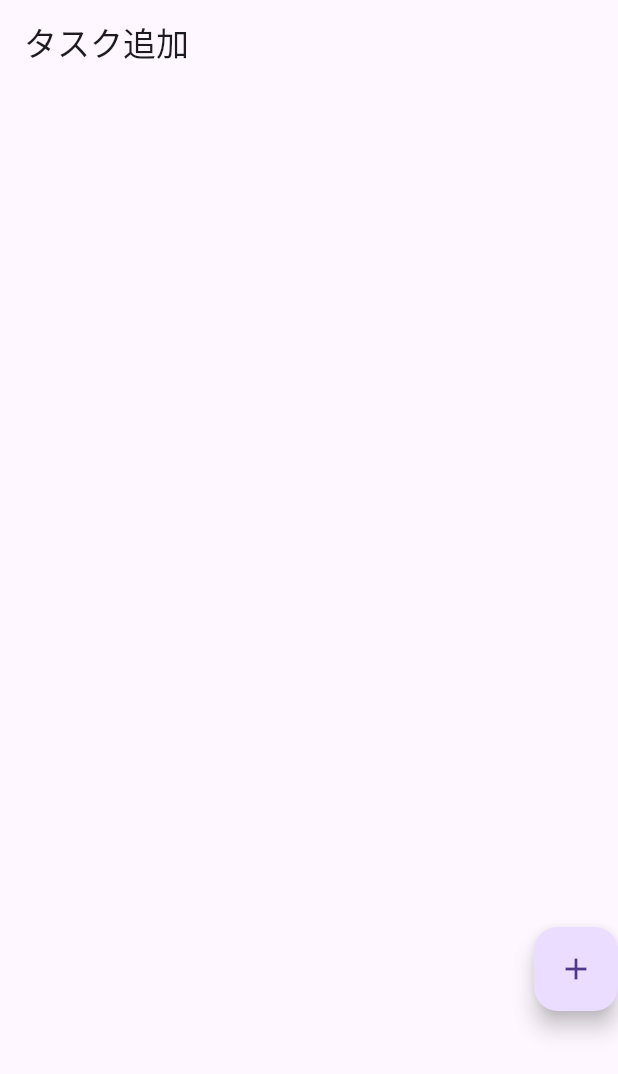
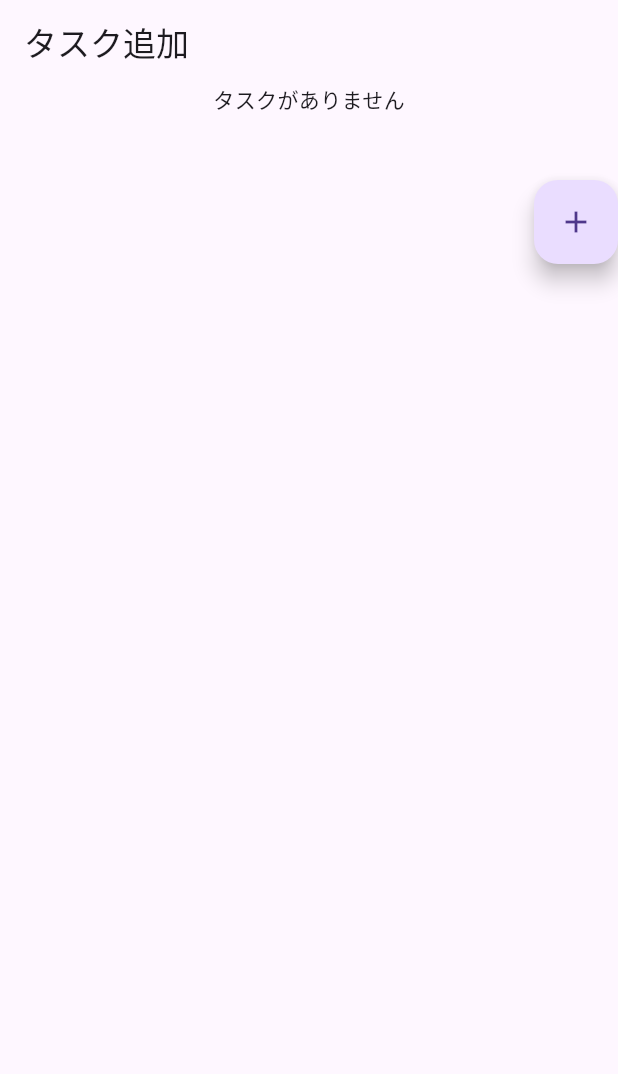
Before and after one commit to k-0107/todo_daily, a Flutter app: the screen it shows after launch, on a phone screen of 412 x 824 dp. Shown: the top 1074 px of the screen. Run offline on Flutter 3.47's test engine with Material 3 defaults, Android fonts, the phone set to English and light mode, and no system bars; our stand-ins replace cloud_firestore, firebase_core, flutter_riverpod, go_router, riverpod_annotation; accounts and stored records are empty; generated files the repository leaves out were written again.

Commit message:
firebaseからデータ取得できたが、addにバグあり

```diff
--- a/lib/ui/task/view/task_list_page.dart
+++ b/lib/ui/task/view/task_list_page.dart
@@ -7,27 +7,48 @@ class TaskListPage extends ConsumerWidget {
   const TaskListPage({super.key});
   @override
   Widget build(BuildContext context, WidgetRef ref) {
-    final todoList = ref.watch(todoListProvider);
+    final taskStream = ref.watch(taskStreamProvider);
     final viewModel = TaskListViewModel(ref);
 
     return Scaffold(
       appBar: AppBar(
         title: const Text('タスク追加'),
       ),
-      body: Center(
+      body: taskStream.when(
+        data: (tasks) {
+          if (tasks.isEmpty) {
+            return Column(
+              children: [
+                const Center(
+                  child: Text('タスクがありません'),
+                ),
+                SizedBox(
+                  height: 100,
+                  child: Align(
+                    alignment: Alignment.bottomRight,
+                    child: FloatingActionButton(
+                      onPressed: () {
+                        viewModel.goAddPage(context);
+                      },
+                      child: const Icon(Icons.add),
+                    ),
+                  ),
+                ),
+              ],
+            );
+          }
+          return Center(
             child: Column(
               children: [
                 Expanded(
-              child: ReorderableListView.builder(
-                itemCount: todoList.length,
-                onReorder: (oldIndex, newIndex) {
-                  viewModel.reorderTask(context, oldIndex, newIndex);
-                },
+                  child: ListView.builder(
+                    itemCount: tasks.length,
                     itemBuilder: (c, i) {
+                      final task = tasks[i];
                       return Card(
-                    key: ValueKey(todoList[i]),
+                        key: ValueKey(task['id']),
                         child: ListTile(
-                      title: Text(todoList[i]),
+                          title: Text(task['task']),
                           trailing: Row(
                             mainAxisSize: MainAxisSize.min,
                             children: [
@@ -67,6 +88,13 @@ class TaskListPage extends ConsumerWidget {
                 )
               ],
             ),
+          );
+        },
+        loading: () =>
+            const Center(child: CircularProgressIndicator()), // ローディング中の表示
+        error: (err, stack) => Center(
+          child: Text('エラーが発生しました: $err'),
+        ),
       ),
     );
   }
--- a/lib/ui/task/view_model/router_view_model.dart
+++ b/lib/ui/task/view_model/router_view_model.dart
@@ -10,7 +10,7 @@ class RouterViewModel {
       routes: [
         GoRoute(
           path: '/',
-          builder: (context, state) => const TaskListPage(),
+          builder: (context, state) => TaskListPage(),
         ),
         GoRoute(
           path: '/t_add',
```
Also changed, not shown: lib/ui/task/view/task_edit_page.dart (+24 -9 lines), lib/ui/task/view_model/riverpod/task_provider.dart (+14 -6 lines), lib/ui/task/view_model/task_list_view_model.dart (+5 -5 lines). Lines whose indentation alone changed are shown as unchanged.
